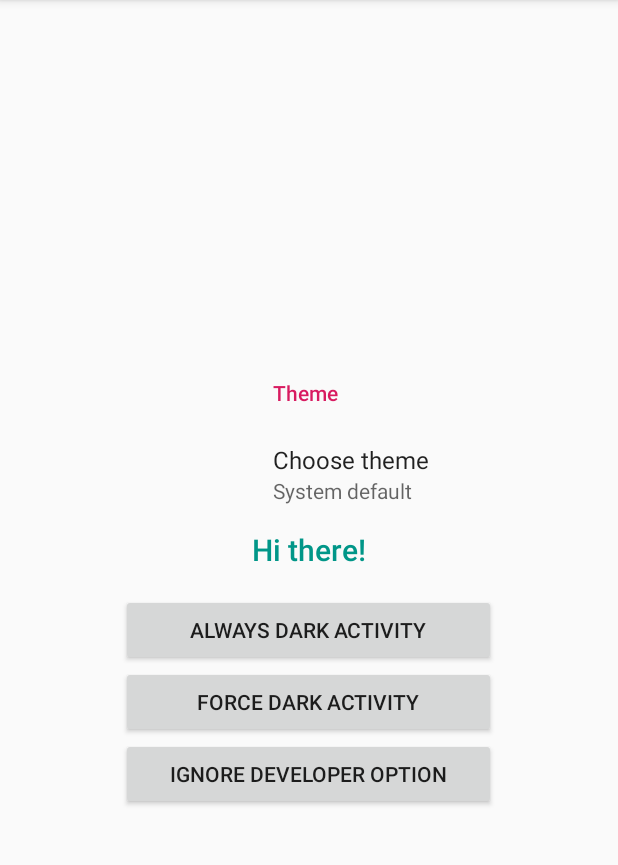
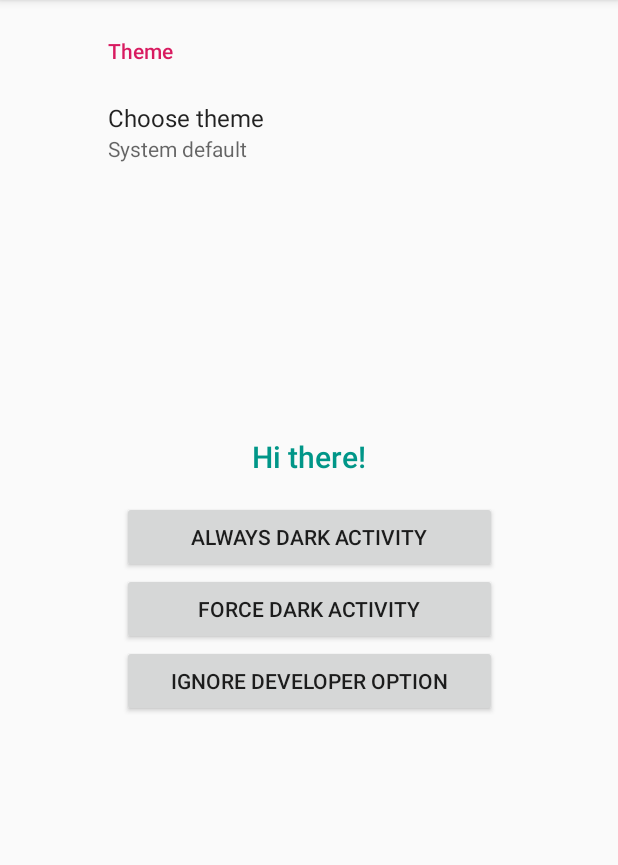
Before and after one commit to YarikSOffice/Dark-Theme-Playground, an Android app: the screen it shows after launch (MainActivity), on a phone screen of 412 x 824 dp, the part 84-949 px from its top. Run offline under Robolectric (Android 15) with nearby library versions, the phone set to English and light mode, and no system bars; our stand-ins replace androidx.preference.

Commit message:
Polish UI for main screen

```diff
--- a/app/src/main/res/layout/activity_main.xml
+++ b/app/src/main/res/layout/activity_main.xml
@@ -1,44 +1,66 @@
 <?xml version="1.0" encoding="utf-8"?>
-<LinearLayout
+<androidx.constraintlayout.widget.ConstraintLayout
         xmlns:android="http://schemas.android.com/apk/res/android"
         xmlns:tools="http://schemas.android.com/tools"
-        android:layout_width="match_parent"
-        android:layout_height="match_parent"
+        xmlns:app="http://schemas.android.com/apk/res-auto"
+        android:layout_width="match_parent" android:layout_height="match_parent"
         android:orientation="vertical"
         android:gravity="center"
         tools:context=".MainActivity">
 
     <FrameLayout
             android:id="@+id/container"
-            android:layout_width="wrap_content"
+            app:layout_constraintStart_toStartOf="parent"
+            app:layout_constraintEnd_toEndOf="parent"
+            app:layout_constraintTop_toTopOf="parent"
+            android:layout_width="0dp"
             android:layout_height="wrap_content"/>
 
     <TextView
+            android:id="@+id/title"
+            app:layout_constraintVertical_chainStyle="packed"
             style="@style/TextAppearance.AppCompat.Title"
             android:layout_width="wrap_content"
             android:text="@string/hi_there"
+            app:layout_constraintTop_toTopOf="parent"
+            app:layout_constraintBottom_toTopOf="@id/always_dark_activity"
+            app:layout_constraintStart_toStartOf="parent"
+            app:layout_constraintEnd_toEndOf="parent"
             android:textColor="?attr/colorPrimary"
             android:layout_height="wrap_content"/>
+
     <Button
             android:id="@+id/always_dark_activity"
             android:layout_marginTop="16dp"
             android:layout_width="wrap_content"
             android:minWidth="@dimen/min_button_width"
+            app:layout_constraintBottom_toTopOf="@id/force_dark_activity"
+            app:layout_constraintTop_toBottomOf="@id/title"
+            app:layout_constraintStart_toStartOf="parent"
+            app:layout_constraintEnd_toEndOf="parent"
             android:text="@string/activity_always_dark_title"
             android:layout_height="wrap_content"/>
 
     <Button
             android:id="@+id/force_dark_activity"
             android:layout_width="wrap_content"
+            app:layout_constraintBottom_toTopOf="@id/ignore_override_force_dark_activity"
             android:minWidth="@dimen/min_button_width"
+            app:layout_constraintTop_toBottomOf="@id/always_dark_activity"
+            app:layout_constraintStart_toStartOf="parent"
+            app:layout_constraintEnd_toEndOf="parent"
             android:text="@string/activity_force_dark_title"
             android:layout_height="wrap_content"/>
 
     <Button
             android:id="@+id/ignore_override_force_dark_activity"
             android:layout_width="wrap_content"
+            app:layout_constraintStart_toStartOf="parent"
+            app:layout_constraintTop_toBottomOf="@id/force_dark_activity"
+            app:layout_constraintBottom_toBottomOf="parent"
+            app:layout_constraintEnd_toEndOf="parent"
             android:minWidth="@dimen/min_button_width"
             android:text="@string/activity_ignore_force_dark_title"
             android:layout_height="wrap_content"/>
 
-</LinearLayout>
+</androidx.constraintlayout.widget.ConstraintLayout>
```
